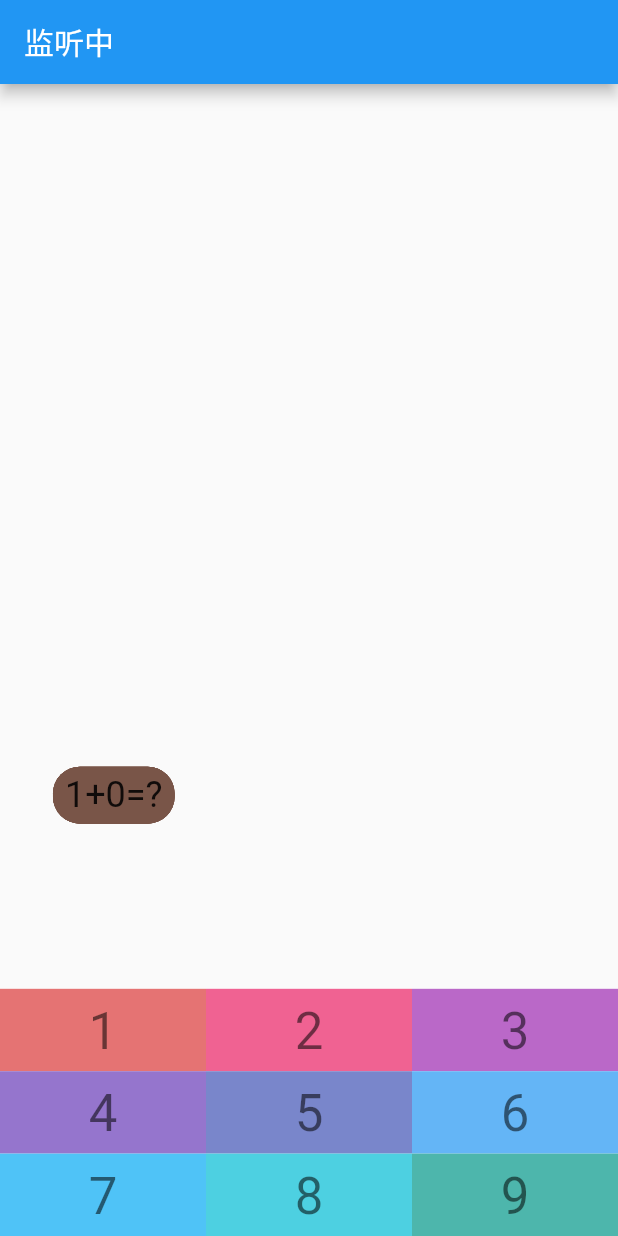
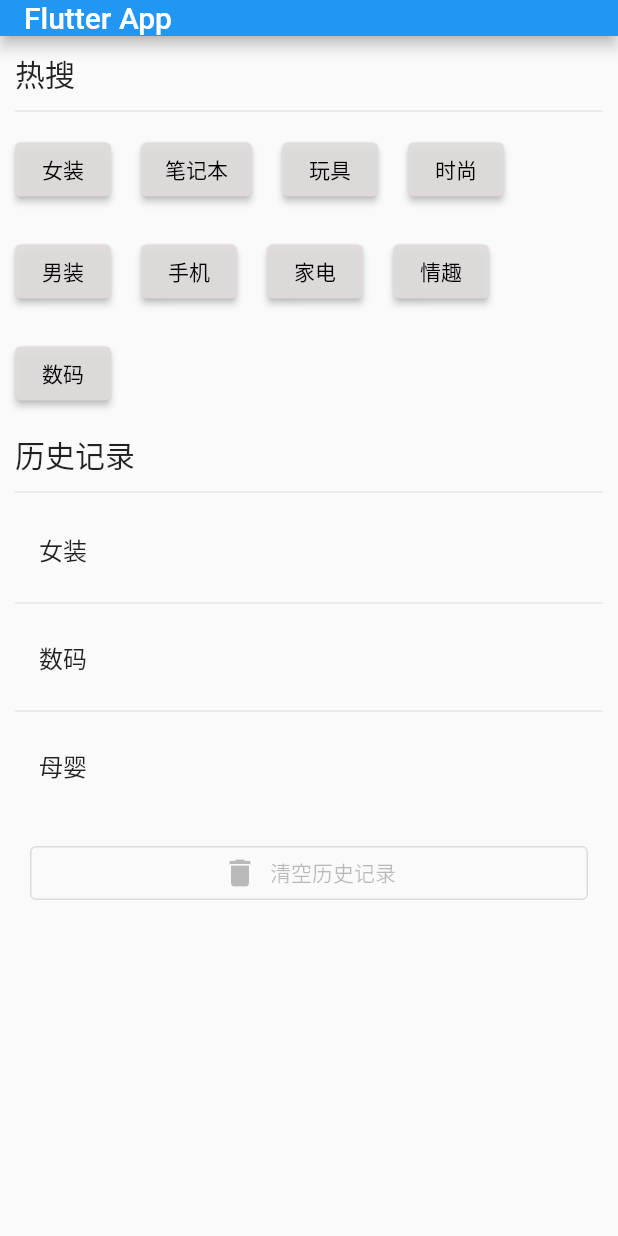
Before and after one commit to ChinaFishNews/CalculateGame_flutter, a Flutter app: the screen it shows after launch, on a phone screen of 412 x 824 dp. Run offline on Flutter 3.47's test engine with Material 2 defaults, Android fonts, the phone set to English and light mode, and no system bars.

Commit message:
wrap test

```diff
--- /dev/null
+++ b/lib/WrapDemo.dart
@@ -0,0 +1,105 @@
+import 'package:flutter/material.dart';
+
+class LayoutDemo extends StatelessWidget {
+  const LayoutDemo({super.key});
+
+  @override
+  Widget build(BuildContext context) {
+    return ListView(
+      padding: EdgeInsets.all(10),
+      children: [
+        Row(
+          children: [
+            Text(
+              '热搜',
+              style: Theme.of(context).textTheme.titleLarge,
+            )
+          ],
+        ),
+        Divider(
+          height: 20,
+        ),
+        SizedBox(
+          height: 5,
+        ),
+        Wrap(
+          spacing: 20,
+          runSpacing: 20,
+          children: [
+            Button(text: '女装', onpressed: () {}),
+            Button(text: '笔记本', onpressed: () {}),
+            Button(text: '玩具', onpressed: () {}),
+            Button(text: '时尚', onpressed: () {}),
+            Button(text: '男装', onpressed: () {}),
+            Button(text: '手机', onpressed: () {}),
+            Button(text: '家电', onpressed: () {}),
+            Button(text: '情趣', onpressed: () {}),
+            Button(text: '数码', onpressed: () {}),
+          ],
+        ),
+        SizedBox(
+          height: 15,
+        ),
+        Row(
+          children: [
+            Text(
+              '历史记录',
+              style: Theme.of(context).textTheme.titleLarge,
+            )
+          ],
+        ),
+        Divider(
+          height: 20,
+        ),
+        Column(
+          children: [
+            ListTile(
+              title: Text('女装'),
+            ),
+            Divider(),
+            ListTile(
+              title: Text('数码'),
+            ),
+            Divider(),
+            ListTile(
+              title: Text('母婴'),
+            ),
+          ],
+        ),
+        SizedBox(
+          height: 10,
+        ),
+        Padding(
+          padding: EdgeInsets.all(10),
+          child: OutlinedButton.icon(
+            style: ButtonStyle(
+                foregroundColor: MaterialStateProperty.all(Colors.black26)),
+            onPressed: () {
+              print('清空历史记录');
+            },
+            icon: Icon(Icons.delete),
+            label: Text('清空历史记录'),
+          ),
+        ),
+      ],
+    );
+  }
+}
+
+// ignore: must_be_immutable
+class Button extends StatelessWidget {
+  String text;
+  void Function()? onpressed;
+  Button({super.key, required this.text, required this.onpressed});
+
+  @override
+  Widget build(BuildContext context) {
+    return ElevatedButton(
+        style: ButtonStyle(
+            backgroundColor:
+                MaterialStateProperty.all(Color.fromARGB(241, 223, 219, 219)),
+            foregroundColor: MaterialStateProperty.all(Colors.black)),
+        onPressed: onpressed,
+        child: Text(text));
+  }
+}
--- a/lib/main.dart
+++ b/lib/main.dart
@@ -1,5 +1,6 @@
 import 'package:flutter/material.dart';
 import 'package:my_app/CalculateGame.dart';
+import 'package:my_app/WrapDemo.dart';
 
 void main() {
   runApp(const MyApp());
@@ -8,12 +9,37 @@ void main() {
 class MyApp extends StatelessWidget {
   const MyApp({super.key});
 
+//  @override
+//   Widget build(BuildContext context) {
+//     return MaterialApp(
+//       debugShowCheckedModeBanner: false,
+//       theme: ThemeData(primaryColor: Colors.black),
+//       home: CalculateGame(),
+//     );
+//   }
+
+  // @override
+  // Widget build(BuildContext context) {
+  //   return MaterialApp(
+  //     debugShowCheckedModeBanner: false,
+  //     theme: ThemeData(primaryColor: Colors.black),
+  //     home: LayoutDemo(),
+  //   );
+  // }
+
   @override
   Widget build(BuildContext context) {
     return MaterialApp(
+      title: 'Flutter Demo',
       debugShowCheckedModeBanner: false,
       theme: ThemeData(primaryColor: Colors.black),
-      home: CalculateGame(),
+      home: Scaffold(
+        appBar: AppBar(
+          title: Text('Flutter App'),
+          toolbarHeight: 24,
+        ),
+        body: LayoutDemo(),
+      ),
     );
   }
 }
```
